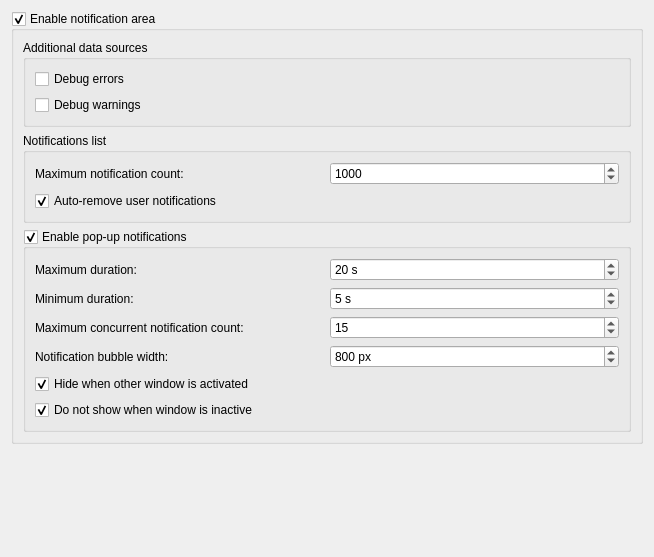
Above: src/Gui/PreferencePages/DlgSettingsNotificationArea.ui from southseact-3d/fcd before the change. Below: the same form after it.
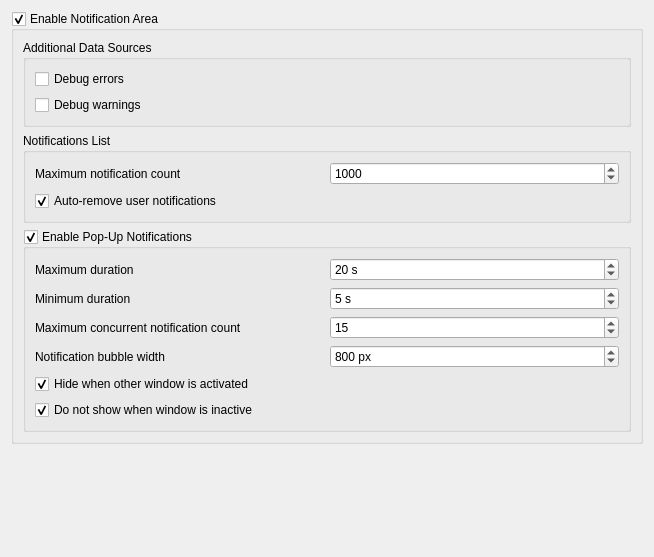
That is the form after the change. Custom widgets are drawn as their Qt base class.

```diff
--- a/src/Gui/PreferencePages/DlgSettingsNotificationArea.ui
+++ b/src/Gui/PreferencePages/DlgSettingsNotificationArea.ui
@@ -20,7 +20,7 @@
       <string>&lt;html&gt;&lt;head/&gt;&lt;body&gt;&lt;p&gt;If checked, show the notification area in the status bar: a button with the current notification count, which can expand the detailed notification list. Optionally, with additional pop-up notifications.&lt;/p&gt;&lt;/body&gt;&lt;/html&gt;</string>
      </property>
      <property name="title">
-      <string>Enable notification area</string>
+      <string>Enable Notification Area</string>
      </property>
      <property name="checkable">
       <bool>true</bool>
@@ -34,7 +34,7 @@
 Additionally, pop-up notifications can be disabled. In this case the user can still use the notification area as a quick-access location to view notifications, without the distracton of an additional pop-up.</string>
         </property>
         <property name="title">
-         <string>Enable pop-up notifications</string>
+         <string>Enable Pop-Up Notifications</string>
         </property>
         <property name="checkable">
          <bool>true</bool>
@@ -46,7 +46,7 @@
          <item row="1" column="0">
           <widget class="QLabel" name="label_2">
            <property name="text">
-            <string>Minimum duration:</string>
+            <string>Minimum duration</string>
            </property>
           </widget>
          </item>
@@ -56,7 +56,7 @@
             <string/>
            </property>
            <property name="text">
-            <string>Maximum duration:</string>
+            <string>Maximum duration</string>
            </property>
           </widget>
          </item>
@@ -107,7 +107,7 @@
          <item row="2" column="0">
           <widget class="QLabel" name="label_3">
            <property name="text">
-            <string>Maximum concurrent notification count:</string>
+            <string>Maximum concurrent notification count</string>
            </property>
           </widget>
          </item>
@@ -130,7 +130,7 @@
          <item row="3" column="0">
           <widget class="QLabel" name="label_width">
            <property name="text">
-            <string>Notification bubble width:</string>
+            <string>Notification bubble width</string>
            </property>
           </widget>
          </item>
@@ -209,7 +209,7 @@
          <string>Additional notification sources to show in the notification area.</string>
         </property>
         <property name="title">
-         <string>Additional data sources</string>
+         <string>Additional Data Sources</string>
         </property>
         <layout class="QGridLayout" name="gridLayout_1">
          <item row="0" column="0">
@@ -259,7 +259,7 @@
          <string>Controls the amount of notifications to show in the list.</string>
         </property>
         <property name="title">
-         <string>Notifications list</string>
+         <string>Notifications List</string>
         </property>
         <layout class="QGridLayout" name="gridLayout_4">
          <item row="0" column="1">
@@ -284,7 +284,7 @@
          <item row="0" column="0">
           <widget class="QLabel" name="label_4">
            <property name="text">
-            <string>Maximum notification count:</string>
+            <string>Maximum notification count</string>
            </property>
           </widget>
          </item>
```
Left out of the diff: 2 changed lines with no effect on the pictures.
